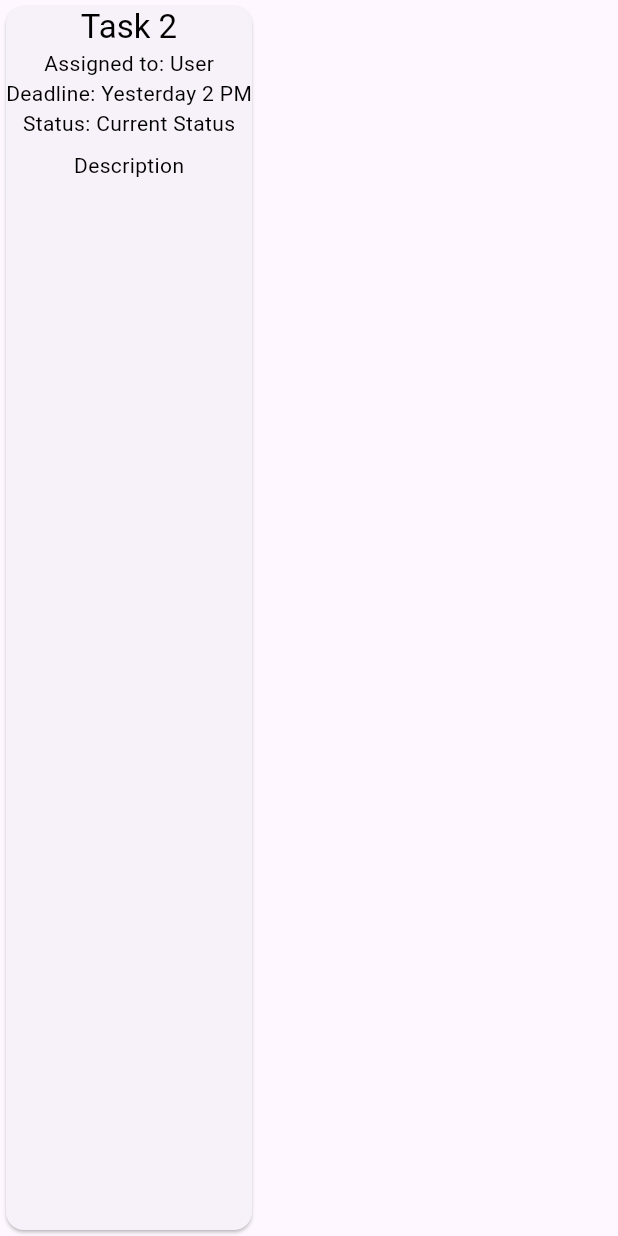
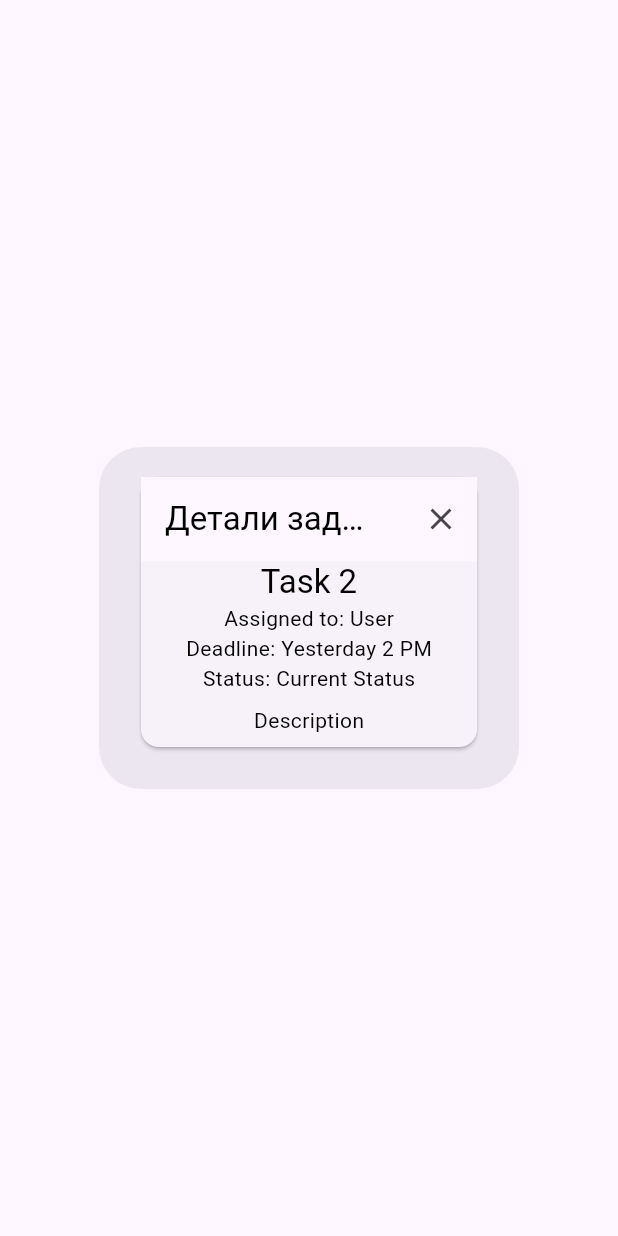
Before and after one commit to velikoss/naco_tasktracker, a Flutter app: the TaskDetailsWidget screen opened directly with empty values, on a phone screen of 412 x 824 dp. Run offline on Flutter 3.47's test engine with Material 3 defaults, Android fonts, the phone set to English and light mode, and no system bars; our stand-ins replace cloud_firestore, firebase_auth, firebase_core, shared_preferences; missing offline and left inert: dart:html; accounts and stored records are empty; Roboto replaces fonts that are missing (system-ui); statements that could not run were skipped.

Commit message:
task details

```diff
--- a/lib/home_page.dart
+++ b/lib/home_page.dart
@@ -175,7 +175,7 @@ class _HomePageState extends State<HomePage> {
         title: "Task",
         description: "Desc",
         deadline: new DateTime(2024, 1, 1),
-        assignee: 1,
+        assignee: "",
         status: "[e",
         groupId: "0"
     );
--- a/lib/models/Task.dart
+++ b/lib/models/Task.dart
@@ -8,9 +8,9 @@ class Task {
   String title;
   String? description;
   DateTime? deadline;
-  int? assignee;
+  ID? assignee;
   String? status;
-  String? groupId;
+  ID? groupId;
 
   Task({this.id, this.priority = 0, required this.title, this.description, this.deadline, this.assignee, this.status, this.groupId});
 
@@ -34,21 +34,25 @@ class Task {
       priority: snapshot['priority'],
       title: snapshot['title'],
       description: snapshot['description'],
-      deadline: snapshot['deadline'] != null ? DateTime.fromMillisecondsSinceEpoch(snapshot['deadline']) : null,
+      // Используйте Timestamp.toDate() для преобразования в DateTime
+      deadline: snapshot['deadline'] != null ? (snapshot['deadline'] as Timestamp).toDate() : null,
       assignee: snapshot['assignee'],
       status: snapshot['status'],
       groupId: snapshot['groupId'],
     );
   }
 
+
   static Task fromJson(Map<String, dynamic> json) => Task(
     id: json['id'],
     priority: json['priority'],
     title: json['title'],
     description: json['description'],
-    deadline: json['deadline'] != null ? DateTime.fromMillisecondsSinceEpoch(json['deadline']) : null,
+    // Проверьте, является ли значение Timestamp, и преобразуйте его соответствующим образом
+    deadline: json['deadline'] != null ? (json['deadline'] is Timestamp ? json['deadline'].toDate() : DateTime.fromMillisecondsSinceEpoch(json['deadline'])) : null,
     assignee: json['assignee'],
     status: json['status'],
     groupId: json['groupId'],
   );
+
 }
--- a/lib/widgets/TaskDetailsWidget.dart
+++ b/lib/widgets/TaskDetailsWidget.dart
@@ -11,9 +11,23 @@ class TaskDetailsWidget extends StatelessWidget {
     // Здесь должна быть логика получения деталей задачи по taskId
     // Примерный виджет деталей задачи:
 
-    return Card(
+    return Scaffold(
+      body: AlertDialog(
+        clipBehavior: Clip.hardEdge,
+        content: Card(
           child: Column(
+            mainAxisSize: MainAxisSize.min, // Установите это, чтобы избежать вытягивания карточки на весь экран
             children: [
+              AppBar(
+                automaticallyImplyLeading: false, // Убираем кнопку "назад"
+                title: Text('Детали задачи', style: Theme.of(context).textTheme.headline6 ),
+                actions: [
+                  IconButton(
+                    icon: Icon(Icons.close),
+                    onPressed: () => Navigator.of(context).pop(), // Закрываем диалог
+                  ),
+                ],
+              ),
               Text('Task 2', style: Theme.of(context).textTheme.headline6),
               Text('Assigned to: User'),
               Text('Deadline: Yesterday 2 PM'),
@@ -28,6 +42,8 @@ class TaskDetailsWidget extends StatelessWidget {
               // Дополнительная информация и действия для задачи
             ],
           ),
+        ),
+      ),
     );
   }
 }
--- a/pubspec.yaml
+++ b/pubspec.yaml
@@ -42,6 +42,7 @@ dependencies:
   cloud_firestore: ^4.15.3
   shared_preferences: ^2.2.2
   provider: ^6.1.1
+  intl: ^0.19.0
 
 dev_dependencies:
   flutter_test:
```
Also changed, not shown: lib/group_page.dart (+9 -1 lines), lib/widgets/TaskListWidget.dart (+71 -14 lines), lib/widgets/TaskWidget.dart (+37 -0 lines), pubspec.lock. Lines whose indentation alone changed are shown as unchanged.
